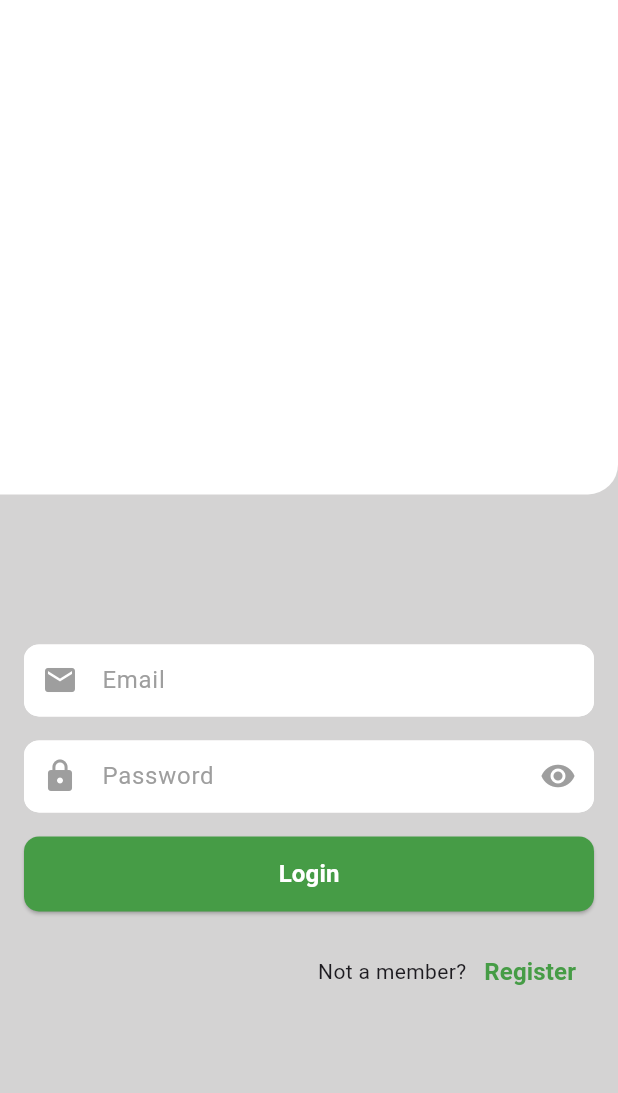
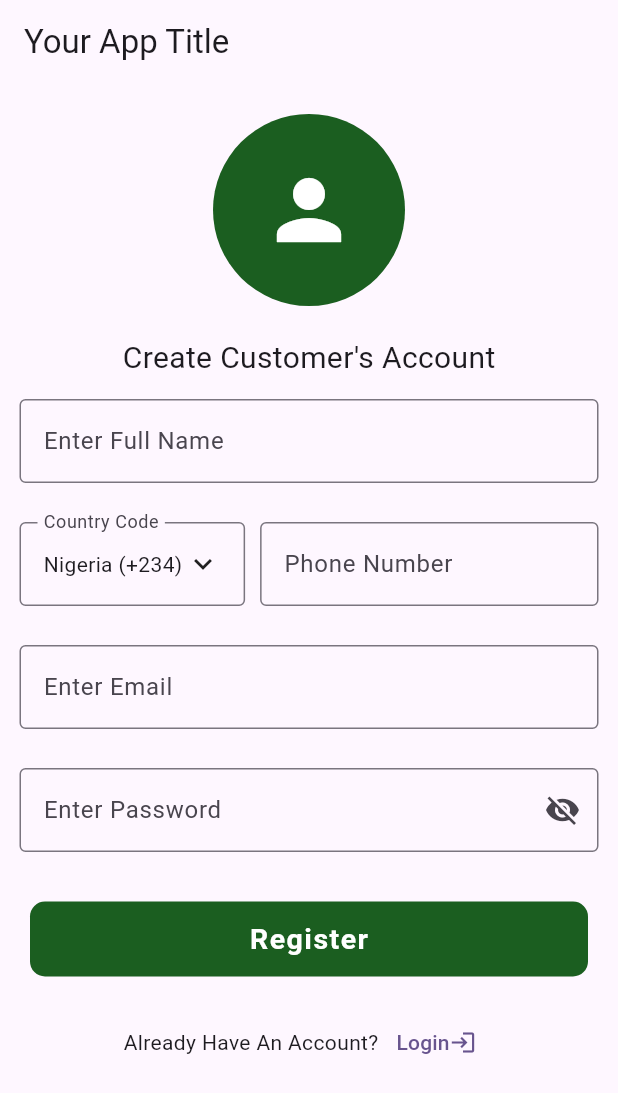
Before and after one commit to robertjmaneno/msika_wathu, a Flutter app: the screen it shows after launch, on a phone screen of 412 x 824 dp. Shown: the top 1093 px of the screen. Run offline on Flutter 3.47's test engine with Material 2 defaults, Android fonts, the phone set to English and light mode, and no system bars; our stand-ins replace cached_network_image, cloud_firestore, firebase_auth, firebase_core, flutter_svg; accounts and stored records are empty.

Commit message:
Register Users and Register UI

```diff
--- a/lib/main.dart
+++ b/lib/main.dart
@@ -2,6 +2,7 @@ import 'package:firebase_core/firebase_core.dart';
 import 'package:flutter/material.dart';
 import 'package:msika_wathu/firebase_options.dart';
 import 'package:msika_wathu/login.dart';
+import 'package:msika_wathu/views/buyer/auth/register_screen.dart';
 
 void main() async {
   WidgetsFlutterBinding.ensureInitialized();
@@ -23,6 +24,6 @@ class MyApp extends StatelessWidget {
           colorScheme: ColorScheme.fromSeed(seedColor: Colors.deepPurple),
           useMaterial3: true,
         ),
-        home: const LoginScreen());
+        home: RegisterScreen());
   }
 }
--- /dev/null
+++ b/lib/utils/show_snackBar.dart
@@ -0,0 +1,9 @@
+import 'package:flutter/material.dart';
+
+showSnack(context, String title) {
+  ScaffoldMessenger.of(context).showSnackBar(SnackBar(
+      content: Text(
+    title,
+    style: TextStyle(fontWeight: FontWeight.bold),
+  )));
+}
--- /dev/null
+++ b/lib/views/buyer/auth/register_screen.dart
@@ -0,0 +1,452 @@
+import 'package:flutter/material.dart';
+import 'package:msika_wathu/controllers/auth_controller.dart';
+import 'package:msika_wathu/login.dart';
+
+void main() {
+  runApp(MyApp());
+}
+
+class MyApp extends StatelessWidget {
+  @override
+  Widget build(BuildContext context) {
+    return MaterialApp(
+      title: 'Your App Title',
+      theme: ThemeData(
+        primarySwatch: Colors.green, // Change primary color to green
+        visualDensity: VisualDensity.adaptivePlatformDensity,
+      ),
+      home: RegisterScreen(),
+    );
+  }
+}
+
+class RegisterScreen extends StatefulWidget {
+  @override
+  _RegisterScreenState createState() => _RegisterScreenState();
+}
+
+class _RegisterScreenState extends State<RegisterScreen> {
+  final AuthController _authController = AuthController();
+  late String email = '';
+  late String fullName = '';
+  late String phoneNumber = '';
+  late String password = '';
+
+  final GlobalKey<FormState> _formKey = GlobalKey<FormState>();
+
+  bool isPasswordVisible = false;
+  PasswordStrength passwordStrength = PasswordStrength.none;
+
+  _signUpUser() async {
+    if (_formKey.currentState!.validate()) {
+      String result = await _authController.signUpUsers(
+          email, fullName, phoneNumber, password);
+
+      if (result == 'Success') {
+        // Registration successful, you can navigate to another screen or show a success message.
+        print('Registration successful');
+        // Navigate to another screen, e.g., home screen
+        // Navigator.push(context, MaterialPageRoute(builder: (context) => HomeScreen()));
+      } else {
+        // Registration failed, show the error message to the user.
+        print('Registration failed: $result');
+        // You can display the error message to the user, e.g., in a snackbar or dialog.
+        // ScaffoldMessenger.of(context).showSnackBar(SnackBar(content: Text(result)));
+      }
+    }
+  }
+
+  PasswordStrength calculatePasswordStrength(String value) {
+    bool hasUppercase = false;
+    bool hasLowercase = false;
+    bool hasSymbol = false;
+    bool hasNumber = false;
+
+    for (var char in value.runes) {
+      if (char >= 65 && char <= 90) {
+        hasUppercase = true;
+      } else if (char >= 97 && char <= 122) {
+        hasLowercase = true;
+      } else if ((char >= 33 && char <= 47) || (char >= 58 && char <= 64)) {
+        hasSymbol = true;
+      } else if (char >= 48 && char <= 57) {
+        hasNumber = true;
+      }
+    }
+
+    // Initialize the score to 0.
+    int score = 0;
+
+    // Increment the score for each criteria met.
+    if (hasUppercase) score++;
+    if (hasLowercase) score++;
+    if (hasSymbol) score++;
+    if (hasNumber) score++;
+
+    // Passwords with less than 6 characters are considered weak.
+    if (value.length < 6) {
+      return PasswordStrength.weak;
+    }
+
+    // Passwords with a score of 4 are considered strong.
+    if (score >= 4) {
+      return PasswordStrength.strong;
+    }
+
+    // Passwords with a score between 2 and 3 are considered medium.
+    if (score >= 2) {
+      return PasswordStrength.medium;
+    }
+
+    // Passwords with a score less than 2 are considered weak.
+    return PasswordStrength.weak;
+  }
+
+  @override
+  Widget build(BuildContext context) {
+    return Scaffold(
+      appBar: AppBar(
+        title: Text('Your App Title'), // Set your app title here
+      ),
+      body: SingleChildScrollView(
+        child: Center(
+          child: Form(
+            key: _formKey,
+            child: Column(
+              mainAxisAlignment: MainAxisAlignment.center,
+              children: [
+                SizedBox(height: 20),
+                CircleAvatar(
+                  radius: 64,
+                  backgroundColor: Colors.green.shade900,
+                  child: Icon(
+                    Icons.person,
+                    size: 64,
+                    color: Colors.white,
+                  ),
+                ),
+                SizedBox(height: 20),
+                Text(
+                  "Create Customer's Account",
+                  style: TextStyle(fontSize: 20),
+                ),
+                Padding(
+                  padding: const EdgeInsets.all(13.0),
+                  child: TextFormField(
+                    onChanged: (value) {
+                      fullName = value;
+                    },
+                    decoration: InputDecoration(
+                      labelText: 'Enter Full Name',
+                      border: OutlineInputBorder(),
+                    ),
+                    validator: (value) {
+                      if (value == null || value.isEmpty) {
+                        return 'Please enter your full name';
+                      }
+                      return null;
+                    },
+                    onSaved: (value) {
+                      fullName = value!;
+                    },
+                  ),
+                ),
+                Padding(
+                  padding: const EdgeInsets.all(13.0),
+                  child: Row(
+                    children: [
+                      Expanded(
+                        flex: 2,
+                        child: _CountrySelect(),
+                      ),
+                      SizedBox(width: 10),
+                      Expanded(
+                        flex: 3,
+                        child: TextFormField(
+                          onChanged: (value) {
+                            phoneNumber = value;
+                          },
+                          keyboardType: TextInputType.number,
+                          decoration: InputDecoration(
+                            labelText: 'Phone Number',
+                            border: OutlineInputBorder(),
+                          ),
+                          validator: (value) {
+                            if (value == null || value.isEmpty) {
+                              return 'Please enter your phone number';
+                            }
+                            if (value.length < 10) {
+                              return 'Phone number must have at least 10 digits';
+                            }
+                            return null;
+                          },
+                          onSaved: (value) {
+                            phoneNumber = value!;
+                          },
+                        ),
+                      ),
+                    ],
+                  ),
+                ),
+                Padding(
+                  padding: const EdgeInsets.all(13.0),
+                  child: TextFormField(
+                    onChanged: (value) {
+                      email = value;
+                    },
+                    decoration: InputDecoration(
+                      labelText: 'Enter Email',
+                      border: OutlineInputBorder(),
+                    ),
+                    validator: (value) {
+                      if (value == null || value.isEmpty) {
+                        return 'Please enter an email address';
+                      }
+                      if (!isValidEmail(value)) {
+                        return 'Please enter a valid email address';
+                      }
+                      return null;
+                    },
+                    onSaved: (value) {
+                      email = value!;
+                    },
+                  ),
+                ),
+                Padding(
+                  padding: const EdgeInsets.all(13.0),
+                  child: TextFormField(
+                    onChanged: (value) {
+                      setState(() {
+                        password = value;
+                        if (value.isNotEmpty) {
+                          passwordStrength = calculatePasswordStrength(value);
+                        } else {
+                          passwordStrength = PasswordStrength.none;
+                        }
+                      });
+                    },
+                    obscureText: !isPasswordVisible,
+                    decoration: InputDecoration(
+                      labelText: 'Enter Password',
+                      border: OutlineInputBorder(),
+                      suffixIcon: IconButton(
+                        icon: Icon(
+                          isPasswordVisible
+                              ? Icons.visibility
+                              : Icons.visibility_off,
+                        ),
+                        onPressed: () {
+                          setState(() {
+                            isPasswordVisible = !isPasswordVisible;
+                          });
+                        },
+                      ),
+                    ),
+                    validator: (value) {
+                      if (value == null || value.isEmpty) {
+                        return 'Please enter a password';
+                      }
+                      if (value.length < 6) {
+                        return 'Password must have at least 6 characters';
+                      }
+                      return null;
+                    },
+                    onSaved: (value) {
+                      password = value!;
+                    },
+                  ),
+                ),
+                if (password.isNotEmpty)
+                  Padding(
+                    padding: const EdgeInsets.all(13.0),
+                    child: LinearProgressIndicator(
+                      value: passwordStrength == PasswordStrength.none
+                          ? 0.0
+                          : passwordStrength == PasswordStrength.weak
+                              ? 0.33
+                              : passwordStrength == PasswordStrength.medium
+                                  ? 0.66
+                                  : 1.0,
+                      backgroundColor: Colors.grey,
+                      valueColor: AlwaysStoppedAnimation<Color>(
+                        passwordStrength == PasswordStrength.none
+                            ? Colors.grey
+                            : passwordStrength == PasswordStrength.weak
+                                ? Colors.red
+                                : passwordStrength == PasswordStrength.medium
+                                    ? Colors.orange
+                                    : Colors.green,
+                      ),
+                    ),
+                  ),
+                if (password.isNotEmpty) SizedBox(height: 8),
+                if (password.isNotEmpty)
+                  Text(
+                    passwordStrength == PasswordStrength.none
+                        ? 'None'
+                        : passwordStrength == PasswordStrength.weak
+                            ? 'Weak'
+                            : passwordStrength == PasswordStrength.medium
+                                ? 'Medium'
+                                : 'Strong',
+                    style: TextStyle(
+                      color: passwordStrength == PasswordStrength.none
+                          ? Colors.grey
+                          : passwordStrength == PasswordStrength.weak
+                              ? Colors.red
+                              : passwordStrength == PasswordStrength.medium
+                                  ? Colors.orange
+                                  : Colors.green,
+                      fontWeight: FontWeight.bold,
+                    ),
+                  ),
+                SizedBox(height: 20),
+                GestureDetector(
+                  onTap: () {
+                    _signUpUser();
+                  },
+                  child: Container(
+                    width: MediaQuery.of(context).size.width - 40,
+                    height: 50,
+                    decoration: BoxDecoration(
+                      color: Colors.green.shade900,
+                      borderRadius: BorderRadius.circular(10),
+                    ),
+                    child: Center(
+                      child: Text(
+                        'Register',
+                        style: TextStyle(
+                          fontSize: 19,
+                          fontWeight: FontWeight.bold,
+                          letterSpacing: 1,
+                          color: Colors.white,
+                        ),
+                      ),
+                    ),
+                  ),
+                ),
+                SizedBox(height: 20),
+                Row(
+                  mainAxisAlignment: MainAxisAlignment.center,
+                  children: [
+                    Text('Already Have An Account?'),
+                    TextButton(
+                      onPressed: () {
+                        Navigator.push(context,
+                            MaterialPageRoute(builder: (context) {
+                          return LoginScreen();
+                        }));
+                      },
+                      child: Row(
+                        children: [
+                          Text('Login'),
+                          Icon(Icons.login),
+                        ],
+                      ),
+                    ),
+                  ],
+                )
+              ],
+            ),
+          ),
+        ),
+      ),
+    );
+  }
+
+  bool isValidEmail(String email) {
+    final emailRegex = RegExp(r'^[\w-]+(\.[\w-]+)*@[\w-]+(\.[\w-]+)+$');
+    return emailRegex.hasMatch(email);
+  }
+}
+
+enum PasswordStrength {
+  none,
+  weak,
+  medium,
+  strong,
+}
+
+class _CountrySelect extends StatefulWidget {
+  @override
+  __CountrySelectState createState() => __CountrySelectState();
+}
+
+class __CountrySelectState extends State<_CountrySelect> {
+  String? _selectedCountry = 'Nigeria (+234)';
+
+  void _showCountryMenu(BuildContext context) {
+    final RenderBox button = context.findRenderObject() as RenderBox;
+    final RenderBox overlay =
+        Overlay.of(context)!.context.findRenderObject() as RenderBox;
+
+    final RelativeRect position = RelativeRect.fromRect(
+      Rect.fromPoints(
+        button.localToGlobal(Offset.zero, ancestor: overlay),
+        button.localToGlobal(button.size.bottomLeft(Offset.zero),
+            ancestor: overlay),
+      ),
+      Offset.zero & overlay.size,
+    );
+
+    showMenu<String>(
+      context: context,
+      position: position,
+      items: [
+        PopupMenuItem<String>(
+          value: 'Nigeria (+234)',
+          child: Text('Nigeria (+234)'),
+        ),
+        PopupMenuItem<String>(
+          value: 'Kenya (+254)',
+          child: Text('Kenya (+254)'),
+        ),
+        PopupMenuItem<String>(
+          value: 'South Africa (+27)',
+          child: Text('South Africa (+27)'),
+        ),
+        PopupMenuItem<String>(
+          value: 'Ghana (+233)',
+          child: Text('Ghana (+233)'),
+        ),
+        PopupMenuItem<String>(
+          value: 'Egypt (+20)',
+          child: Text('Egypt (+20)'),
+        ),
+        PopupMenuItem<String>(
+          value: 'Malawi (+265)',
+          child: Text('Malawi (+265)'),
+        ),
+        // Add more countries and codes here
+      ],
+    ).then<void>((String? value) {
+      if (value != null) {
+        setState(() {
+          _selectedCountry = value;
+        });
+      }
+    });
+  }
+
+  @override
+  Widget build(BuildContext context) {
+    return GestureDetector(
+      onTap: () {
+        _showCountryMenu(context);
+      },
+      child: InputDecorator(
+        decoration: InputDecoration(
+          labelText: 'Country Code',
+          border: OutlineInputBorder(),
+        ),
+        child: Row(
+          mainAxisAlignment: MainAxisAlignment.spaceBetween,
+          children: <Widget>[
+            Text(_selectedCountry!),
+            Icon(Icons.keyboard_arrow_down),
+          ],
+        ),
+      ),
+    );
+  }
+}
```
Also changed, not shown: lib/controllers/auth_controller.dart (added, +48 -0 lines), lib/views/buyer/auth/loging_screan.dart (added, +28 -0 lines).
